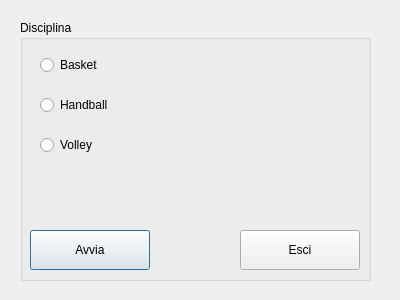
Before: the Qt Designer form choosediscipline.ui in McuMirror/scoreController, drawn with Qt 5.
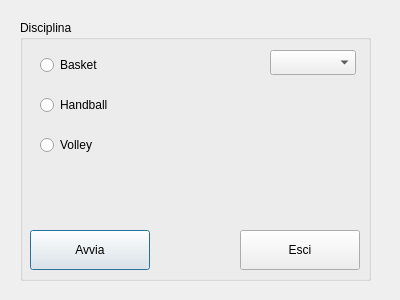
After: the same form once the commit is applied.

The edit to the form file:
```diff
--- a/choosediscipline.ui
+++ b/choosediscipline.ui
@@ -96,6 +96,16 @@
      <string>Volley</string>
     </property>
    </widget>
+   <widget class="QComboBox" name="LanguageComboBox">
+    <property name="geometry">
+     <rect>
+      <x>250</x>
+      <y>30</y>
+      <width>86</width>
+      <height>25</height>
+     </rect>
+    </property>
+   </widget>
   </widget>
  </widget>
  <layoutdefault spacing="6" margin="11"/>
```
